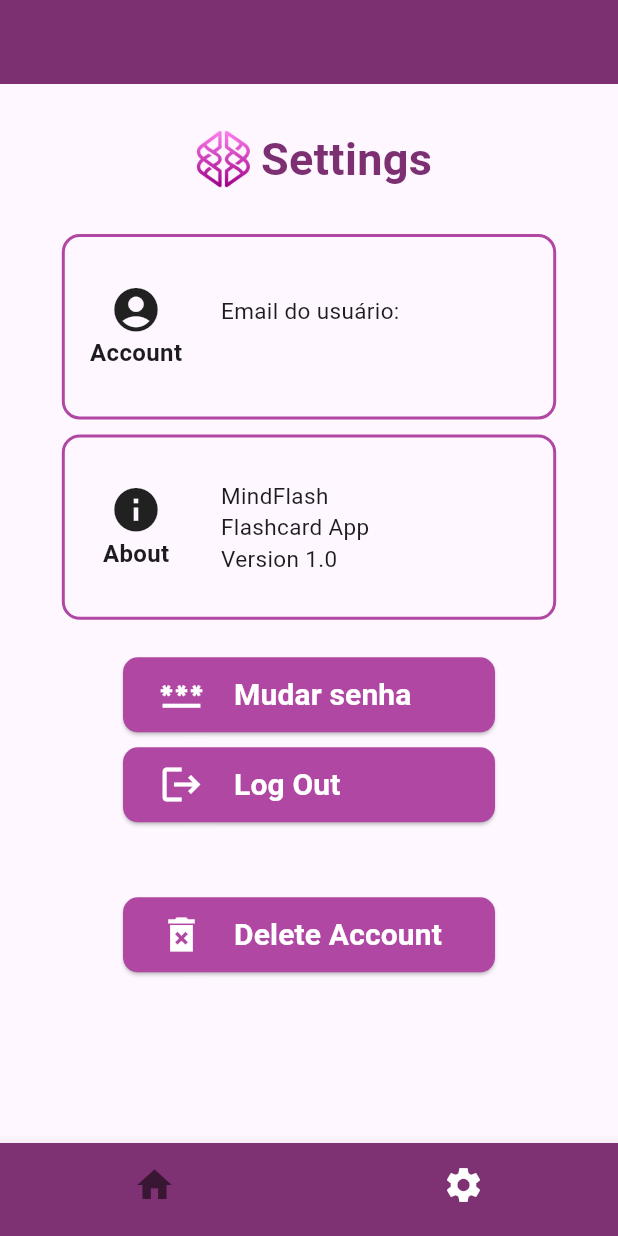
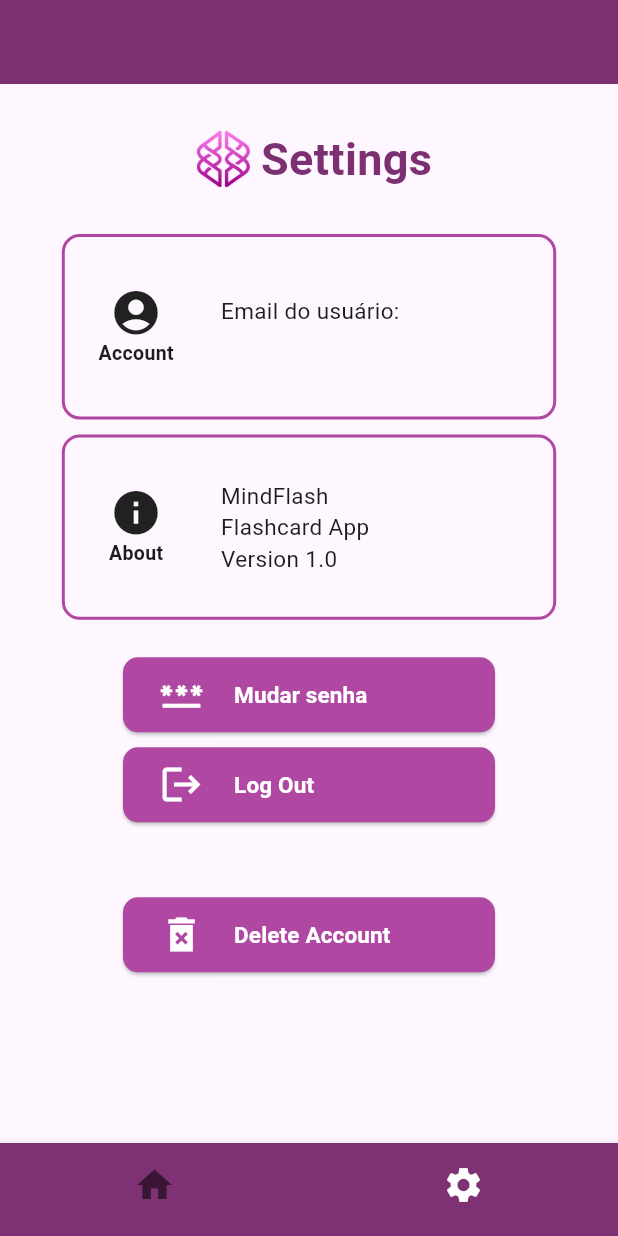
Before and after one commit to Brunno-Bocardo/mindFlash, a Flutter app: the SettingsPage screen opened by its route, on a phone screen of 412 x 824 dp. Run offline on Flutter 3.47's test engine with Material 3 defaults, Android fonts, the phone set to English and light mode, and no system bars; our stand-ins replace firebase_auth, firebase_core, go_router, sqflite; accounts and stored records are empty; generated files the repository leaves out were written again.

Commit message:
ajuste na tela de settings

```diff
--- a/app_flashcards/lib/screens/tela_settings.dart
+++ b/app_flashcards/lib/screens/tela_settings.dart
@@ -65,7 +65,7 @@ class _SettingsPageState extends State<SettingsPage> {
                           Text(
                             'Account',
                             style: TextStyle(
-                              fontSize: 16,
+                              fontSize: 13,
                               fontWeight: FontWeight.bold,
                             ),
                           ),
@@ -122,7 +122,7 @@ class _SettingsPageState extends State<SettingsPage> {
                         Text(
                           'About',
                           style: TextStyle(
-                            fontSize: 16,
+                            fontSize: 13,
                             fontWeight: FontWeight.bold,
                           ),
                         ),
@@ -180,7 +180,7 @@ class _SettingsPageState extends State<SettingsPage> {
                     const Text(
                       'Mudar senha',
                       style: TextStyle(
-                          fontSize: 20,
+                          fontSize: 15,
                           fontWeight: FontWeight.bold
                       ),
                     ),
@@ -210,7 +210,7 @@ class _SettingsPageState extends State<SettingsPage> {
                     const Text(
                       'Log Out',
                       style: TextStyle(
-                          fontSize: 20,
+                          fontSize: 15,
                           fontWeight: FontWeight.bold
                       ),
                     ),
@@ -240,7 +240,7 @@ class _SettingsPageState extends State<SettingsPage> {
                     const Text(
                       'Delete Account',
                       style: TextStyle(
-                          fontSize: 20,
+                          fontSize: 15,
                           fontWeight: FontWeight.bold
                       ),
                     ),
```
